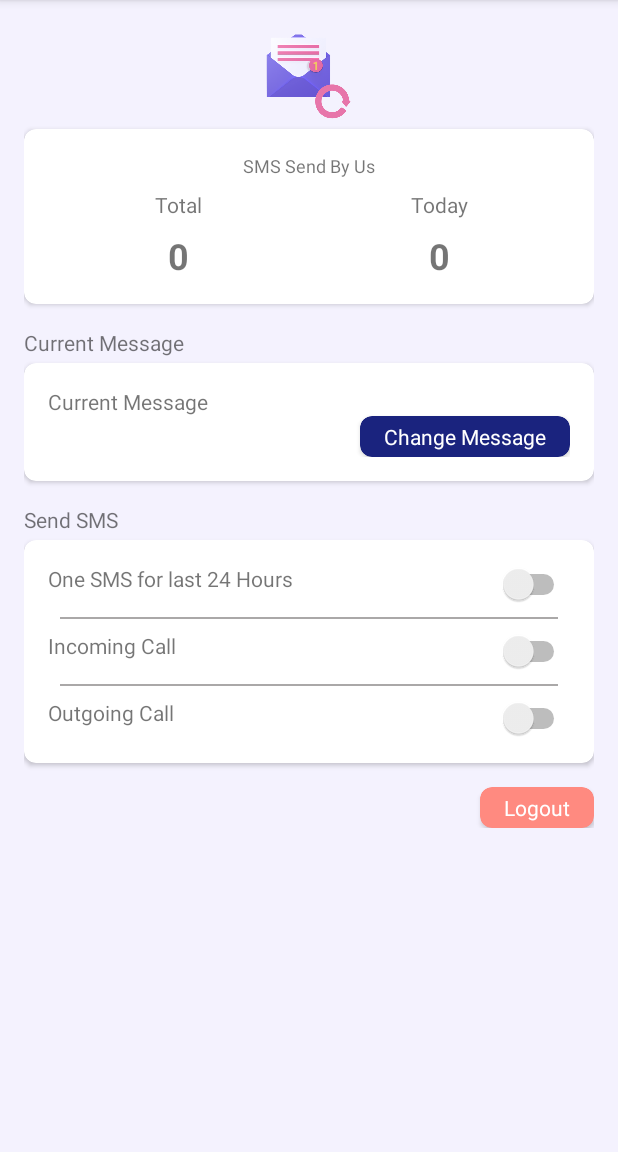
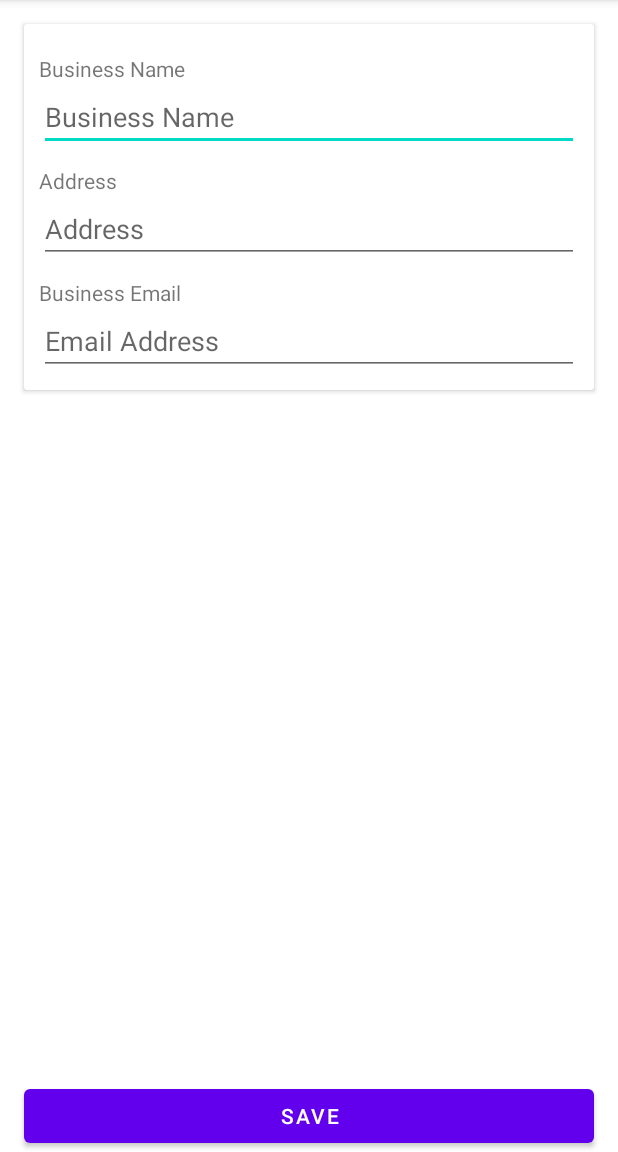
Before and after one commit to sushantp053/Call_SMS_Marketing, an Android app: the screen it shows after launch once a user with an empty profile is signed in (MainActivity before the commit, RegisterUser after it), on a phone screen of 412 x 824 dp, the part 84-1236 px from its top. Run offline under Robolectric (Android 15) with nearby library versions, the phone set to English and light mode, and no system bars; our stand-ins replace Firebase (no records; nobody signed in at launch, a user with empty details on screens opened directly), Room's generated code.

Commit message:
Registration Works

```diff
--- a/app/src/main/java/com/deecto/callsmsmarketing/MainActivity.kt
+++ b/app/src/main/java/com/deecto/callsmsmarketing/MainActivity.kt
@@ -1,23 +1,23 @@
 package com.deecto.callsmsmarketing
 
 import android.Manifest
+import android.content.ContentValues
 import android.content.Context
 import android.content.Intent
-import android.content.pm.PackageManager
 import android.os.Bundle
 import android.util.Log
 import android.widget.Toast
 import androidx.appcompat.app.AlertDialog
 import androidx.appcompat.app.AppCompatActivity
-import androidx.core.app.ActivityCompat
-import androidx.core.content.ContextCompat
 import com.deecto.callsmsmarketing.database.DaySMSCounterDao
 import com.deecto.callsmsmarketing.database.MessageDao
 import com.deecto.callsmsmarketing.database.MessageDatabase
 import com.deecto.callsmsmarketing.databinding.ActivityMainBinding
 import com.deecto.callsmsmarketing.model.DaySMSCounter
+import com.deecto.callsmsmarketing.services.ManagePermissions
 import com.google.firebase.auth.FirebaseAuth
 import com.google.firebase.auth.ktx.auth
+import com.google.firebase.firestore.ktx.firestore
 import com.google.firebase.ktx.Firebase
 import kotlinx.android.synthetic.main.activity_main.*
 import kotlinx.coroutines.CoroutineScope
@@ -31,16 +31,23 @@ class MainActivity : AppCompatActivity() {
     private lateinit var binding: ActivityMainBinding
     private lateinit var auth: FirebaseAuth
     private lateinit var database: MessageDatabase
+    private val permissionsRequestCode = 123
+    private lateinit var managePermissions: ManagePermissions
+    private val db = Firebase.firestore
 
     override fun onCreate(savedInstanceState: Bundle?) {
         super.onCreate(savedInstanceState)
+
+        binding = ActivityMainBinding.inflate(layoutInflater)
+        setContentView(binding.root)
+
         auth = Firebase.auth
         if (auth.currentUser == null) {
             startActivity(Intent(this, Login::class.java))
             finish()
+        }else{
+            checkUserData()
         }
-        binding = ActivityMainBinding.inflate(layoutInflater)
-        setContentView(binding.root)
 
         database = MessageDatabase.getDatabase(this)
 
@@ -83,7 +90,7 @@ class MainActivity : AppCompatActivity() {
         dailyOne.isChecked = dailySms
         incomingCallSwitch.isChecked = incoming
         outGoingCallSwitch.isChecked = outgoing
-        dailyOne.setOnCheckedChangeListener { buttonView, isChecked ->
+        dailyOne.setOnCheckedChangeListener { _, isChecked ->
             with(sharedPref.edit()) {
                 putBoolean("daily", isChecked)
                 apply()
@@ -101,48 +108,21 @@ class MainActivity : AppCompatActivity() {
                 apply()
             }
         }
+        val list = listOf<String>(
+            Manifest.permission.READ_PHONE_STATE,
+            Manifest.permission.READ_CALL_LOG,
+            Manifest.permission.SEND_SMS
+        )
+        // Initialize a new instance of ManagePermissions class
+        managePermissions = ManagePermissions(this,list,permissionsRequestCode)
 
-        if (ContextCompat.checkSelfPermission(
-                this,
-                Manifest.permission.READ_PHONE_STATE
-            ) != PackageManager.PERMISSION_GRANTED
-        ) {
-            ActivityCompat.requestPermissions(
-                this,
-                arrayOf(Manifest.permission.READ_PHONE_STATE),
-                963
-            )
-        }
+        managePermissions.checkPermissions()
 
-        if (ContextCompat.checkSelfPermission(
-                this,
-                Manifest.permission.READ_CALL_LOG
-            ) != PackageManager.PERMISSION_GRANTED
-        ) {
-            ActivityCompat.requestPermissions(
-                this,
-                arrayOf(Manifest.permission.READ_CALL_LOG),
-                111
-            )
-        }
-
-        if (ContextCompat.checkSelfPermission(
-                this,
-                Manifest.permission.SEND_SMS
-            ) != PackageManager.PERMISSION_GRANTED
-        ) {
-            ActivityCompat.requestPermissions(
-                this,
-                arrayOf(Manifest.permission.SEND_SMS),
-                977
-            )
-        }
         changeMessageCard.setOnClickListener {
             val i = Intent(
                 this,
                 MessageActivity::class.java
             )
-            startActivity(i)
         }
         logoutCard.setOnClickListener {
             val builder = AlertDialog.Builder(this)
@@ -150,6 +130,8 @@ class MainActivity : AppCompatActivity() {
             builder.setMessage("Do you really want to Sign Out. To Use app you need to Login.")
             builder.setPositiveButton("Sign Out") { dialog, which ->
                 auth.signOut()
+                startActivity(Intent(this, Login::class.java))
+                finish()
                 dialog.dismiss()
             }
             builder.setNegativeButton(android.R.string.no) { dialog, which ->
@@ -163,4 +145,26 @@ class MainActivity : AppCompatActivity() {
 
         }
     }
+
+    private fun checkUserData(){
+
+        Log.e(ContentValues.TAG, "Checking User Data")
+        val docRef = db.collection("users").document(auth.uid.toString())
+        docRef.get()
+            .addOnSuccessListener { document ->
+                if (document.data != null) {
+                    Log.e(ContentValues.TAG, "DocumentSnapshot data: ${document.data}")
+
+
+                } else {
+                    Log.e(ContentValues.TAG, "No such document")
+//                                    RegisterUser
+                    startActivity(Intent(this, RegisterUser::class.java))
+                    finish()
+                }
+            }
+            .addOnFailureListener { exception ->
+                Log.d(ContentValues.TAG, "get failed with ", exception)
+            }
+    }
 }
--- /dev/null
+++ b/app/src/main/res/layout/activity_register_user.xml
@@ -0,0 +1,97 @@
+<?xml version="1.0" encoding="utf-8"?>
+<androidx.constraintlayout.widget.ConstraintLayout
+    xmlns:android="http://schemas.android.com/apk/res/android"
+    xmlns:tools="http://schemas.android.com/tools"
+    xmlns:app="http://schemas.android.com/apk/res-auto"
+    android:layout_width="match_parent"
+    android:layout_height="match_parent"
+    tools:context=".RegisterUser">
+  <ScrollView
+      android:layout_width="match_parent"
+      android:layout_height="wrap_content"
+      android:orientation="vertical"
+      app:layout_constraintEnd_toEndOf="parent"
+      app:layout_constraintStart_toStartOf="parent"
+      app:layout_constraintTop_toTopOf="parent">
+
+    <LinearLayout
+        android:layout_width="match_parent"
+        android:layout_height="wrap_content"
+        android:layout_gravity="start"
+        android:gravity="start"
+        android:orientation="vertical">
+
+      <androidx.cardview.widget.CardView
+          android:layout_width="match_parent"
+          android:layout_height="wrap_content"
+          android:layout_marginHorizontal="16dp"
+          android:layout_marginVertical="16dp"
+          android:elevation="10dp"
+          app:layout_constraintEnd_toEndOf="parent"
+          app:layout_constraintStart_toStartOf="parent"
+          app:layout_constraintTop_toTopOf="parent">
+
+        <LinearLayout
+            android:layout_width="match_parent"
+            android:layout_height="wrap_content"
+            android:layout_margin="10dp"
+            android:orientation="vertical">
+
+          <TextView
+              android:layout_width="wrap_content"
+              android:layout_height="wrap_content"
+              android:layout_marginTop="10dp"
+              android:text="Business Name" />
+
+          <EditText
+              android:id="@+id/etBusinessName"
+              android:layout_width="match_parent"
+              android:layout_height="wrap_content"
+              android:ems="10"
+              android:hint="Business Name"
+              android:inputType="textPersonName" />
+
+          <TextView
+              android:layout_width="wrap_content"
+              android:layout_height="wrap_content"
+              android:layout_marginTop="10dp"
+              android:text="Address" />
+
+          <EditText
+              android:id="@+id/etAddress"
+              android:layout_width="match_parent"
+              android:layout_height="wrap_content"
+              android:ems="10"
+              android:hint="Address"
+              android:inputType="textPostalAddress" />
+
+          <TextView
+              android:layout_width="wrap_content"
+              android:layout_height="wrap_content"
+              android:layout_marginTop="10dp"
+              android:text="Business Email" />
+          <EditText
+              android:id="@+id/etEmail"
+              android:layout_width="match_parent"
+              android:layout_height="wrap_content"
+              android:ems="10"
+              android:hint="Email Address"
+              android:inputType="textEmailAddress" />
+
+        </LinearLayout>
+      </androidx.cardview.widget.CardView>
+
+    </LinearLayout>
+  </ScrollView>
+
+  <Button
+      android:id="@+id/saveBtn"
+      android:layout_width="match_parent"
+      android:layout_height="wrap_content"
+      android:layout_gravity="end"
+      android:layout_marginHorizontal="16dp"
+      android:text="Save"
+      app:layout_constraintBottom_toBottomOf="parent"
+      app:layout_constraintEnd_toEndOf="parent"
+      app:layout_constraintStart_toStartOf="parent" />
+  </androidx.constraintlayout.widget.ConstraintLayout>
```
Also changed, not shown: app/src/main/AndroidManifest.xml (+13 -10 lines), app/src/main/java/com/deecto/callsmsmarketing/RegisterUser.kt (added, +95 -0 lines), app/src/main/java/com/deecto/callsmsmarketing/VerifyOTP.kt (+27 -4 lines), app/src/main/java/com/deecto/callsmsmarketing/services/CallReciever.kt (+9 -2 lines), app/src/main/java/com/deecto/callsmsmarketing/services/ManagePermissions.kt (added, +76 -0 lines).
